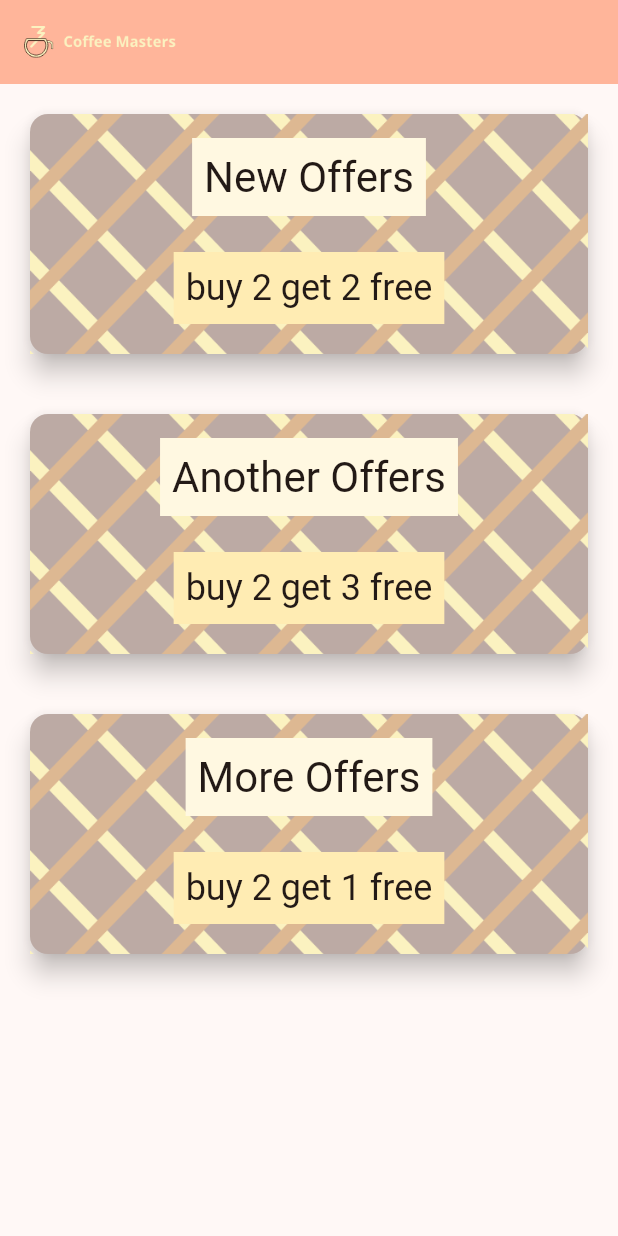
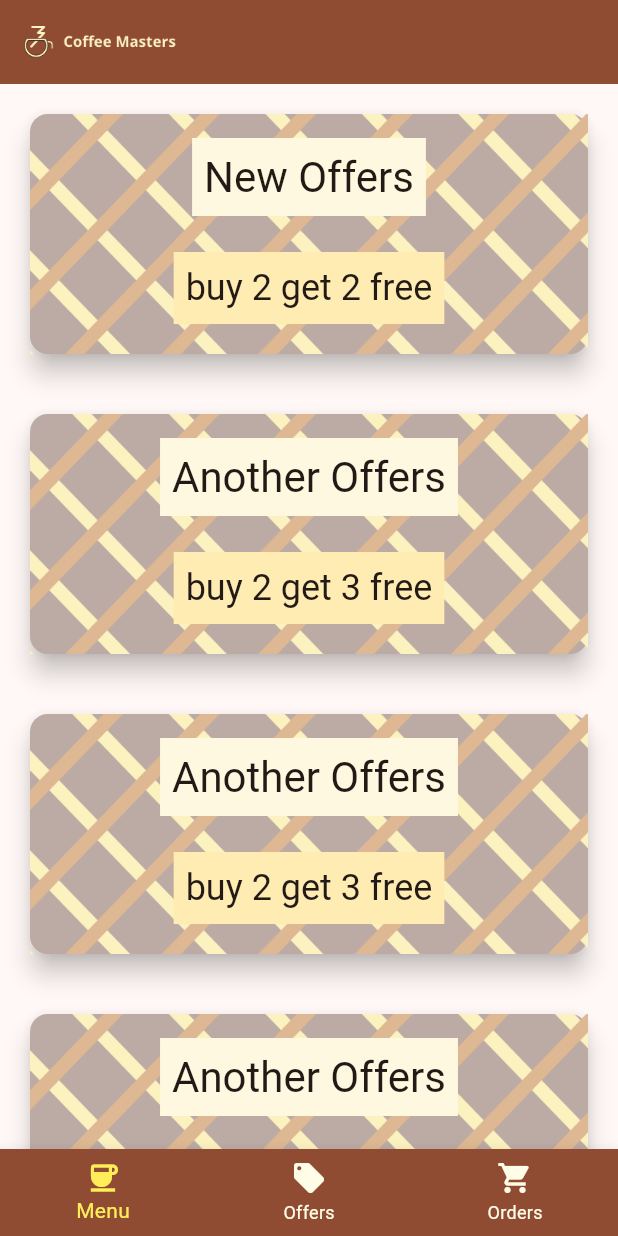
Before and after one commit to karuncodes/FM_Flutter, a Flutter app: the screen it shows after launch, on a phone screen of 412 x 824 dp. Run offline on Flutter 3.47's test engine with Material 2 defaults, Android fonts, the phone set to English and light mode, and no system bars.

Commit message:
Added navigation bar click functionality onTap - icons selected change

```diff
--- a/lib/main.dart
+++ b/lib/main.dart
@@ -31,14 +31,31 @@
 
 class _MyHomePageState extends State<MyHomePage> {
 
+  int selectedIndex = 0;
   @override
   Widget build(BuildContext context) {
     return Scaffold(
       appBar: AppBar(
-        backgroundColor: Theme.of(context).colorScheme.inversePrimary,
+        backgroundColor: Theme.of(context).colorScheme.primary,
         title: Image.asset("images/logo.png"),
       ),
       body: const OffersPage(),
+      bottomNavigationBar: BottomNavigationBar(
+        items: const [
+          BottomNavigationBarItem(icon: Icon(Icons.coffee), label: "Menu"),
+          BottomNavigationBarItem(icon: Icon(Icons.local_offer), label: "Offers"),
+          BottomNavigationBarItem(icon: Icon(Icons.shopping_cart), label: "Orders"),
+        ],
+        backgroundColor: Theme.of(context).colorScheme.primary,
+        selectedItemColor: Colors.yellow.shade400,
+        unselectedItemColor: Colors.yellow.shade50,
+        currentIndex: selectedIndex,
+        onTap: (newIndex) {
+          setState(() {
+            selectedIndex = newIndex;
+          });
+        },
+      ),
     );
   }
 }
--- a/lib/offerspage.dart
+++ b/lib/offerspage.dart
@@ -8,6 +8,8 @@
     return ListView(
       children: const [
         Offer( title: "New Offers", description: "buy 2 get 2 free",),
+        Offer( title: "Another Offers", description: "buy 2 get 3 free",),
+        Offer( title: "Another Offers", description: "buy 2 get 3 free",),
         Offer( title: "Another Offers", description: "buy 2 get 3 free",),
         Offer( title: "More Offers", description: "buy 2 get 1 free",),
       ],
```
